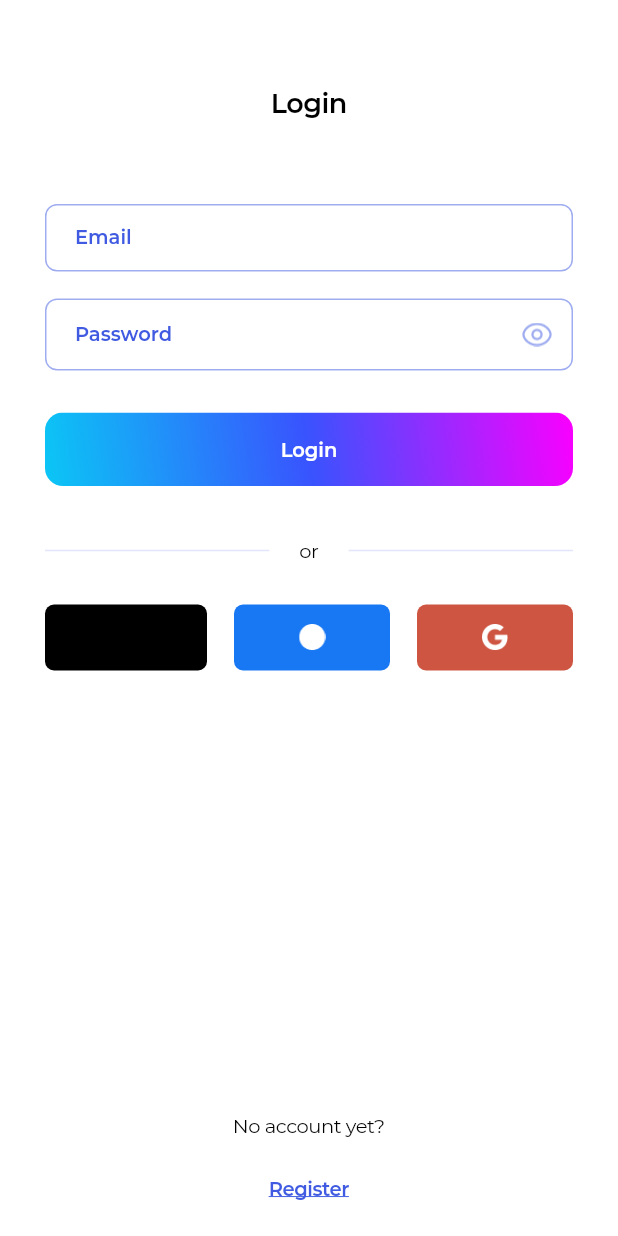
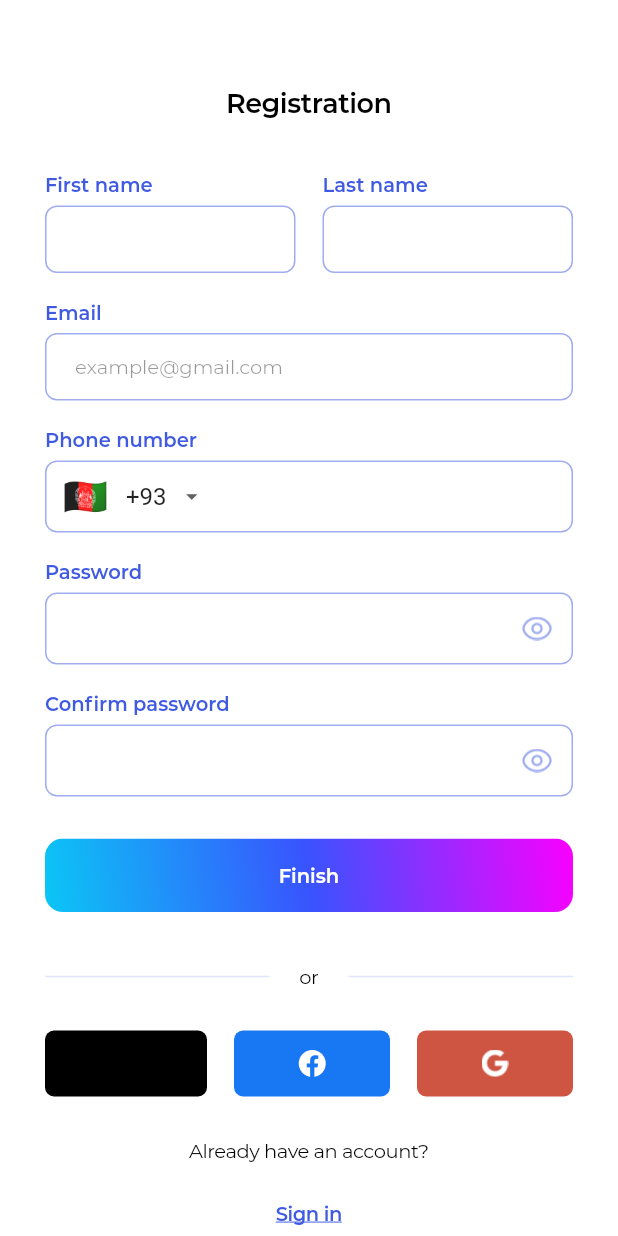
Before and after one commit to JustIncDev/v24Teacher, a Flutter app: the screen it shows after launch, on a phone screen of 412 x 824 dp. Run offline on Flutter 3.47's test engine with Material 2 defaults, Android fonts, the light colour scheme and no system bars; drawn by our look-alikes of intl_phone_number_input; our stand-ins replace bloc, equatable, sign_in_with_apple; missing offline and left inert: f_logs; statements that could not run were skipped; project files that could hold a hidden picture were left out.

Commit message:
V24-4 Created signup screen and fixed some bugs.

```diff
--- a/lib/application.dart
+++ b/lib/application.dart
@@ -1,6 +1,7 @@
 import 'package:flutter/material.dart';
 import 'package:flutter_localizations/flutter_localizations.dart';
 import 'package:v24_teacher_app/feature/login/login_screen.dart';
+import 'package:v24_teacher_app/feature/signup/credentials/signup_credentials_screen.dart';
 import 'package:v24_teacher_app/feature/signup/sms_code/phone_confirmation_screen.dart';
 import 'package:v24_teacher_app/global/injector.dart';
 import 'package:v24_teacher_app/res/localization/app_localization.dart';
@@ -26,7 +27,7 @@ class _V24TeacherApplicationState extends State<V24TeacherApplication> {
         GlobalMaterialLocalizations.delegate,
         GlobalWidgetsLocalizations.delegate,
       ],
-      home: LoginScreen(),
+      home: SignUpCredentialsScreen(),
       themeMode: ThemeMode.dark,
     );
   }
--- /dev/null
+++ b/lib/feature/signup/credentials/signup_credentials_screen.dart
@@ -0,0 +1,204 @@
+import 'package:flutter/material.dart';
+import 'package:v24_teacher_app/global/ui/button/primary_button.dart';
+import 'package:v24_teacher_app/global/ui/button/social_button.dart';
+import 'package:v24_teacher_app/global/ui/space.dart';
+import 'package:v24_teacher_app/global/ui/text_field/app_text_field.dart';
+import 'package:v24_teacher_app/global/ui/text_field/number_text_field.dart';
+import 'package:v24_teacher_app/res/colors.dart';
+import 'package:v24_teacher_app/res/fonts.dart';
+import 'package:v24_teacher_app/res/icons.dart';
+import 'package:v24_teacher_app/res/localization/id_values.dart';
+
+class SignUpCredentialsScreen extends StatefulWidget {
+  const SignUpCredentialsScreen({Key? key}) : super(key: key);
+
+  @override
+  _SignUpCredentialsScreenState createState() => _SignUpCredentialsScreenState();
+}
+
+class _SignUpCredentialsScreenState extends State<SignUpCredentialsScreen> {
+  @override
+  Widget build(BuildContext context) {
+    var _passwordVisible = false;
+
+    return Scaffold(
+      backgroundColor: AppColors.white,
+      body: LayoutBuilder(
+        builder: (BuildContext context, BoxConstraints viewportConstraints) {
+          return SingleChildScrollView(
+            child: ConstrainedBox(
+              constraints: BoxConstraints(
+                minHeight: viewportConstraints.maxHeight,
+              ),
+              child: IntrinsicHeight(
+                child: SafeArea(
+                  top: false,
+                  child: Padding(
+                    padding: const EdgeInsets.symmetric(horizontal: 30),
+                    child: Column(
+                      mainAxisSize: MainAxisSize.max,
+                      mainAxisAlignment: MainAxisAlignment.center,
+                      crossAxisAlignment: CrossAxisAlignment.stretch,
+                      children: [
+                        const VerticalSpace(58.5),
+                        Center(
+                          child: Text(
+                            getStringById(context, StringId.registration),
+                            style: const TextStyle(
+                              color: AppColors.black,
+                              fontSize: 18.0,
+                              letterSpacing: -0.3,
+                            ).montserrat(fontWeight: AppFonts.semiBold),
+                          ),
+                        ),
+                        const VerticalSpace(34.5),
+                        Row(
+                          children: [
+                            Expanded(
+                              child: AppTextField(
+                                labelText: getStringById(context, StringId.firstName),
+                              ),
+                            ),
+                            const HorizontalSpace(18.0),
+                            Expanded(
+                              child: AppTextField(
+                                labelText: getStringById(context, StringId.lastName),
+                              ),
+                            ),
+                          ],
+                        ),
+                        const VerticalSpace(18.0),
+                        AppTextField(
+                          labelText: getStringById(context, StringId.email),
+                          hintText: 'example@gmail.com',
+                          keyboardType: TextInputType.emailAddress,
+                        ),
+                        const VerticalSpace(18.0),
+                        PhoneNumberTextField(
+                          labelText: getStringById(context, StringId.phoneNumber),
+                        ),
+                        const VerticalSpace(18.0),
+                        AppTextField(
+                          labelText: getStringById(context, StringId.password),
+                          obscureText: !_passwordVisible,
+                          keyboardType: TextInputType.visiblePassword,
+                          suffixIcon: IconButton(
+                            padding: const EdgeInsets.all(0),
+                            icon: !_passwordVisible
+                                ? const Image(
+                                    image: AppIcons.eyeOpenAsset,
+                                    color: AppColors.borderColor,
+                                  )
+                                : const Image(
+                                    image: AppIcons.eyeCloseAsset,
+                                    color: AppColors.borderColor,
+                                  ),
+                            onPressed: () {
+                              setState(() {
+                                _passwordVisible = !_passwordVisible;
+                              });
+                            },
+                          ),
+                        ),
+                        const VerticalSpace(18.0),
+                        AppTextField(
+                          labelText: getStringById(context, StringId.confirmPassword),
+                          obscureText: !_passwordVisible,
+                          keyboardType: TextInputType.visiblePassword,
+                          suffixIcon: IconButton(
+                            padding: const EdgeInsets.all(0),
+                            icon: !_passwordVisible
+                                ? const Image(
+                                    image: AppIcons.eyeOpenAsset,
+                                    color: AppColors.borderColor,
+                                  )
+                                : const Image(
+                                    image: AppIcons.eyeCloseAsset,
+                                    color: AppColors.borderColor,
+                                  ),
+                            onPressed: () {
+                              setState(() {
+                                _passwordVisible = !_passwordVisible;
+                              });
+                            },
+                          ),
+                        ),
+                        const VerticalSpace(28.0),
+                        PrimaryButton(
+                          titleId: StringId.finish,
+                          onPressed: () => VoidCallback,
+                          // onPressed: state.isFillAllFields() ? () => BlocProvider.of<LoginBloc>(context).add(LoginPerformEvent()) : null,
+                        ),
+                        const VerticalSpace(35.0),
+                        Row(
+                          children: [
+                            const Expanded(
+                              child: const Divider(
+                                color: AppColors.disabledColor,
+                                thickness: 1.0,
+                                endIndent: 20.0,
+                              ),
+                            ),
+                            Text(
+                              getStringById(context, StringId.or),
+                              style: const TextStyle(
+                                color: AppColors.black,
+                                fontSize: 13.0,
+                                letterSpacing: -0.3,
+                              ).montserrat(fontWeight: AppFonts.regular),
+                            ),
+                            const Expanded(
+                              child: const Divider(
+                                color: AppColors.disabledColor,
+                                thickness: 1.0,
+                                indent: 20.0,
+                              ),
+                            ),
+                          ],
+                        ),
+                        const VerticalSpace(28.0),
+                        Row(
+                          mainAxisAlignment: MainAxisAlignment.spaceBetween,
+                          children: [
+                            const SocialButton(type: SocialMediaType.apple),
+                            const SocialButton(type: SocialMediaType.facebook),
+                            const SocialButton(type: SocialMediaType.google),
+                          ],
+                        ),
+                        const VerticalSpace(28.0),
+                        Center(
+                          child: Text(
+                            getStringById(context, StringId.alreadyHaveMessage),
+                            style: const TextStyle(
+                              color: AppColors.black,
+                              fontSize: 13.0,
+                              letterSpacing: -0.3,
+                            ).montserrat(fontWeight: AppFonts.regular),
+                          ),
+                        ),
+                        const VerticalSpace(10.0),
+                        TextButton(
+                          onPressed: null,
+                          child: Text(
+                            getStringById(context, StringId.signIn),
+                            style: const TextStyle(
+                              color: AppColors.royalBlue,
+                              decoration: TextDecoration.underline,
+                              fontSize: 13.0,
+                              letterSpacing: -0.3,
+                            ).montserrat(fontWeight: AppFonts.semiBold),
+                          ),
+                        ),
+                        const VerticalSpace(8),
+                      ],
+                    ),
+                  ),
+                ),
+              ),
+            ),
+          );
+        },
+      ),
+    );
+  }
+}
--- a/lib/global/ui/button/social_button.dart
+++ b/lib/global/ui/button/social_button.dart
@@ -33,7 +33,7 @@ class SocialButton extends StatelessWidget {
         borderRadius: BorderRadius.circular(6.0),
         child: Center(
           child: Padding(
-            padding: const EdgeInsets.symmetric(vertical: 13.0, horizontal: 40.0),
+            padding: const EdgeInsets.symmetric(horizontal: 40.0),
             child: _getSocialIcon(),
           ),
         ),
--- a/lib/global/ui/text_field/app_text_field.dart
+++ b/lib/global/ui/text_field/app_text_field.dart
@@ -1,5 +1,6 @@
 import 'package:flutter/material.dart';
 import 'package:flutter/services.dart';
+import 'package:v24_teacher_app/global/ui/text_field/decoration/text_field_decoration.dart';
 import 'package:v24_teacher_app/res/colors.dart';
 import 'package:v24_teacher_app/res/fonts.dart';
 
@@ -61,7 +62,9 @@ class AppTextField extends StatelessWidget {
 
   @override
   Widget build(BuildContext context) {
-    return TextField(
+    return TextFieldDecoration(
+      labelText: labelText,
+      child: TextField(
         onTap: onTap,
         onChanged: onChanged,
         autofocus: autofocus,
@@ -96,9 +99,6 @@ class AppTextField extends StatelessWidget {
           contentPadding: const EdgeInsets.only(top: 14.5, bottom: 14.5, left: 20.0, right: 14.0),
           filled: false,
           alignLabelWithHint: true,
-        labelText: labelText,
-        labelStyle: const TextStyle(color: AppColors.royalBlue, fontSize: 13.0)
-            .montserrat(fontWeight: AppFonts.semiBold),
           errorMaxLines: 1,
           errorText: errorText,
           // errorStyle: const TextStyle(fontSize: 0, height: 0),
@@ -129,6 +129,7 @@ class AppTextField extends StatelessWidget {
             borderSide: const BorderSide(color: AppColors.accent),
           ),
         ),
+      ),
     );
   }
 }
--- a/lib/global/ui/text_field/decoration/text_field_decoration.dart
+++ b/lib/global/ui/text_field/decoration/text_field_decoration.dart
@@ -1,10 +1,48 @@
 import 'package:flutter/material.dart';
+import 'package:v24_teacher_app/res/colors.dart';
+import 'package:v24_teacher_app/res/fonts.dart';
 
 class TextFieldDecoration extends StatelessWidget {
-  const TextFieldDecoration({Key? key}) : super(key: key);
+  const TextFieldDecoration({
+    Key? key,
+    required this.child,
+    this.labelText,
+  }) : super(key: key);
+
+  final Widget child;
+  final String? labelText;
 
   @override
   Widget build(BuildContext context) {
-    return Container();
+    return Column(
+      mainAxisSize: MainAxisSize.min,
+      crossAxisAlignment: CrossAxisAlignment.start,
+      children: [
+        _LabelDecorationWidget(labelText: labelText),
+        child,
+      ],
+    );
   }
 }
+
+class _LabelDecorationWidget extends StatelessWidget {
+  const _LabelDecorationWidget({
+    Key? key,
+    required this.labelText,
+  }) : super(key: key);
+
+  final String? labelText;
+
+  @override
+  Widget build(BuildContext context) {
+    return Padding(
+      padding: const EdgeInsets.only(bottom: 6.0),
+      child: Text(
+        labelText ?? '',
+        textAlign: TextAlign.start,
+        style: const TextStyle(color: AppColors.royalBlue, fontSize: 13.0)
+            .montserrat(fontWeight: AppFonts.semiBold),
+      ),
+    );
+  }
+}
--- /dev/null
+++ b/lib/global/ui/text_field/number_text_field.dart
@@ -0,0 +1,72 @@
+import 'package:flutter/material.dart';
+import 'package:intl_phone_number_input/intl_phone_number_input.dart';
+import 'package:v24_teacher_app/global/ui/text_field/decoration/text_field_decoration.dart';
+import 'package:v24_teacher_app/res/colors.dart';
+import 'package:v24_teacher_app/res/fonts.dart';
+
+class PhoneNumberTextField extends StatefulWidget {
+  const PhoneNumberTextField({
+    Key? key,
+    this.labelText,
+    this.borderRadius = 8.0,
+  }) : super(key: key);
+
+  final String? labelText;
+  final double borderRadius;
+
+  @override
+  _PhoneNumberTextFieldState createState() => _PhoneNumberTextFieldState();
+}
+
+class _PhoneNumberTextFieldState extends State<PhoneNumberTextField> {
+  @override
+  Widget build(BuildContext context) {
+    return TextFieldDecoration(
+      labelText: widget.labelText,
+      child: InternationalPhoneNumberInput(
+        onInputChanged: (PhoneNumber value) {},
+        selectorConfig: const SelectorConfig(
+          useEmoji: true,
+          showFlags: true,
+          selectorType: PhoneInputSelectorType.DROPDOWN,
+          setSelectorButtonAsPrefixIcon: true,
+        ),
+        inputDecoration: InputDecoration(
+          counterText: '',
+          isDense: true,
+          contentPadding: const EdgeInsets.only(top: 14.5, bottom: 14.5, left: 20.0, right: 14.0),
+          filled: false,
+          alignLabelWithHint: true,
+          errorMaxLines: 1,
+          // errorStyle: const TextStyle(fontSize: 0, height: 0),
+          hintStyle: TextStyle(color: AppColors.black.withOpacity(0.4), fontSize: 13.0)
+              .montserrat(fontWeight: AppFonts.regular),
+          focusedBorder: OutlineInputBorder(
+            borderRadius: BorderRadius.circular(widget.borderRadius),
+            borderSide: const BorderSide(color: AppColors.borderColor),
+          ),
+          border: OutlineInputBorder(
+            borderRadius: BorderRadius.circular(widget.borderRadius),
+            borderSide: const BorderSide(color: AppColors.disabledColor),
+          ),
+          enabledBorder: OutlineInputBorder(
+            borderRadius: BorderRadius.circular(widget.borderRadius),
+            borderSide: const BorderSide(color: AppColors.borderColor),
+          ),
+          errorBorder: OutlineInputBorder(
+            borderRadius: BorderRadius.circular(widget.borderRadius),
+            borderSide: const BorderSide(color: AppColors.accent50),
+          ),
+          focusedErrorBorder: OutlineInputBorder(
+            borderRadius: BorderRadius.circular(widget.borderRadius),
+            borderSide: const BorderSide(color: AppColors.accent),
+          ),
+        ),
+        ignoreBlank: true,
+        autoValidateMode: AutovalidateMode.disabled,
+        hintText: '000-000-000',
+        spaceBetweenSelectorAndTextField: 10.0,
+      ),
+    );
+  }
+}
--- a/lib/res/localization/id_values.dart
+++ b/lib/res/localization/id_values.dart
@@ -9,6 +9,15 @@ enum StringId {
   or,
   noAccount,
   register,
+  registration,
+  firstName,
+  lastName,
+  phoneNumber,
+  continueText,
+  alreadyHaveMessage,
+  signIn,
+  confirmPassword,
+  finish,
 }
 
 class ForIdValues {
@@ -24,6 +33,15 @@ class ForIdValues {
       StringId.or: 'or',
       StringId.noAccount: 'No account yet?',
       StringId.register: 'Register',
+      StringId.registration: 'Registration',
+      StringId.firstName: 'First name',
+      StringId.lastName: 'Last name',
+      StringId.phoneNumber: 'Phone number',
+      StringId.continueText: 'Continue',
+      StringId.alreadyHaveMessage: 'Already have an account?',
+      StringId.signIn: 'Sign in',
+      StringId.confirmPassword: 'Confirm password',
+      StringId.finish: 'Finish',
     }
   };
 
--- a/pubspec.yaml
+++ b/pubspec.yaml
@@ -19,6 +19,7 @@ dependencies:
   flutter_bloc: ^8.0.0
   equatable: ^2.0.3
   sign_in_with_apple: ^3.3.0
+  intl_phone_number_input: ^0.7.0+2
 
 dev_dependencies:
   flutter_test:
```
Also changed, not shown: icons/1.5x/facebookIcon.png, icons/2.0x/facebookIcon.png, icons/3.0x/facebookIcon.png, icons/4.0x/facebookIcon.png, icons/facebookIcon.png, 1 other file. Lines whose indentation alone changed are shown as unchanged.
